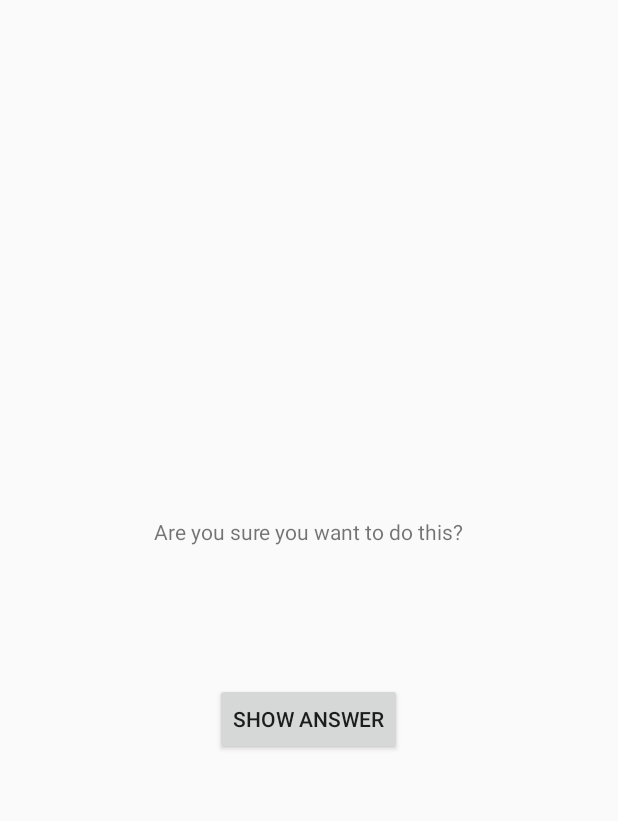
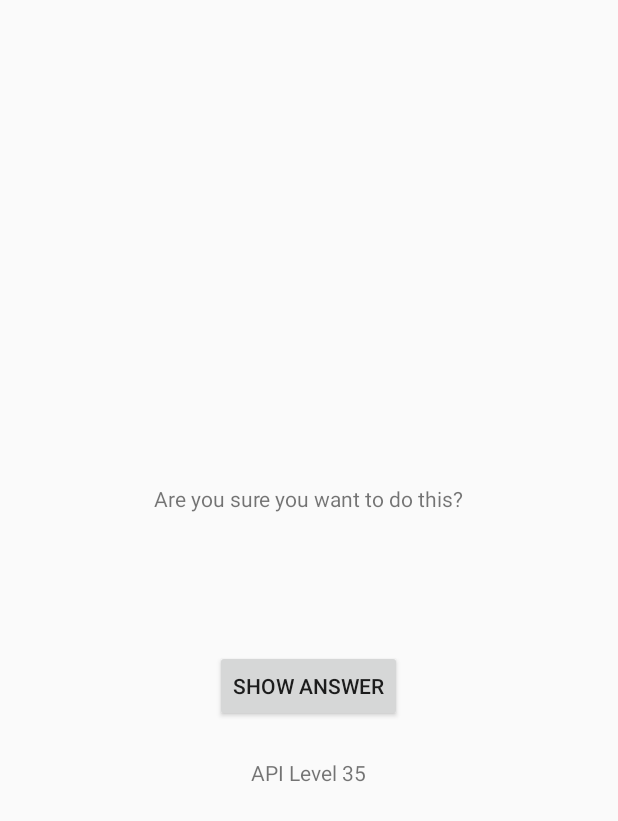
Before and after one commit to pawmot/android-programming, an Android app: the CheatingActivity screen opened directly, with no data from a screen before it, on a phone screen of 412 x 824 dp. Shown: the top 821 px of the screen. Run offline under Robolectric (Android 15) with nearby library versions, the phone set to English and light mode, and no system bars.

Commit message:
GQ-CHEATING: Add API Level to Cheating Activity view.

```diff
--- a/GeoQuiz/app/src/main/kotlin/com/pawmot/geoquiz/CheatingActivity.kt
+++ b/GeoQuiz/app/src/main/kotlin/com/pawmot/geoquiz/CheatingActivity.kt
@@ -39,6 +39,7 @@ class CheatingActivity : AppCompatActivity() {
         setContentView(R.layout.activity_cheating)
 
         answerIsTrue = intent.getBooleanExtra(EXTRA_ANSWER_IS_TRUE, false)
+        setApiLevel()
 
         showAnswerButton.setOnClickListener {
             if (answerIsTrue) {
@@ -68,6 +69,10 @@ class CheatingActivity : AppCompatActivity() {
         }
     }
 
+    private fun setApiLevel() {
+        apiLevelTextView.text = String.format(resources.getString(R.string.api_level), Build.VERSION.SDK_INT)
+    }
+
     private fun setAnswerShownResult(isAnswerShown: Boolean) {
         val intent = Intent()
         intent.putExtra(EXTRA_ANSWER_SHOWN, isAnswerShown)
--- a/GeoQuiz/app/src/main/res/layout/activity_cheating.xml
+++ b/GeoQuiz/app/src/main/res/layout/activity_cheating.xml
@@ -27,4 +27,11 @@
         android:layout_height="wrap_content"
         android:text="@string/show_answer_button"/>
 
+    <TextView
+        android:id="@+id/apiLevelTextView"
+        android:layout_marginTop="24dp"
+        android:layout_width="wrap_content"
+        android:layout_height="wrap_content"
+        tools:text="API Level 21"/>
+
 </LinearLayout>
--- a/GeoQuiz/app/src/main/res/values/strings.xml
+++ b/GeoQuiz/app/src/main/res/values/strings.xml
@@ -17,4 +17,5 @@
     <string name="cheat_button">Cheat!</string>
     <string name="judgment_toast">Cheating is wrong.</string>
     <string name="title_activity_cheat">Cheat</string>
+    <string name="api_level">API Level %1$d</string>
 </resources>
```
